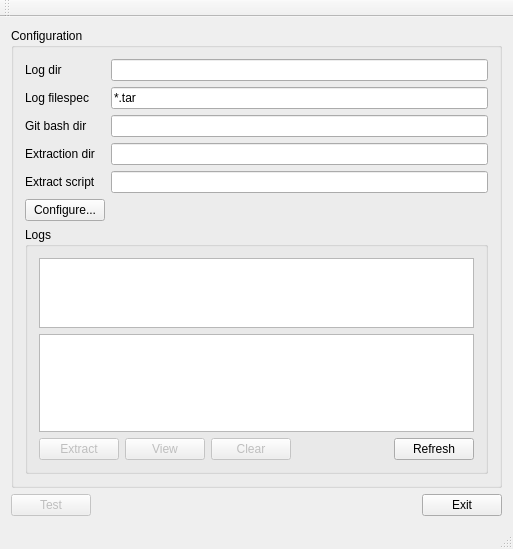
Old version of the form archive-manager/mainwindow.ui in the repository hgroover/uni-gui-tools.
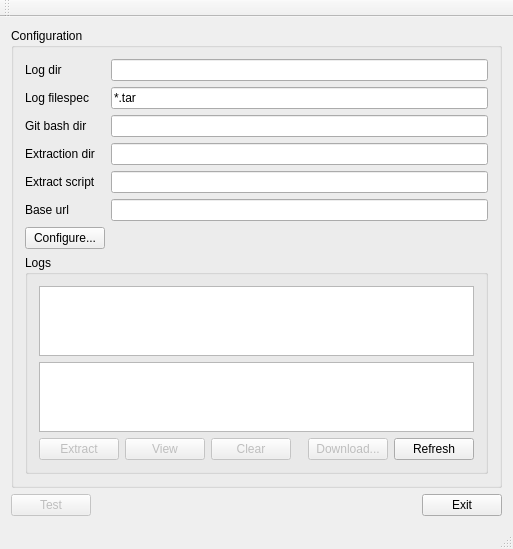
New version of the form.

Diff of the .ui file:
```diff
--- a/archive-manager/mainwindow.ui
+++ b/archive-manager/mainwindow.ui
@@ -57,7 +57,7 @@
            </property>
           </widget>
          </item>
-         <item row="5" column="0">
+         <item row="6" column="0">
           <widget class="QPushButton" name="btnConfigure">
            <property name="toolTip">
             <string>Open configuration dialog</string>
@@ -115,6 +115,20 @@
            </property>
           </widget>
          </item>
+         <item row="5" column="0">
+          <widget class="QLabel" name="lblBaseUrl">
+           <property name="text">
+            <string>Base url</string>
+           </property>
+          </widget>
+         </item>
+         <item row="5" column="1">
+          <widget class="QLineEdit" name="txtBaseUrl">
+           <property name="readOnly">
+            <bool>true</bool>
+           </property>
+          </widget>
+         </item>
         </layout>
        </item>
        <item>
@@ -193,6 +207,19 @@
               </property>
              </spacer>
             </item>
+            <item>
+             <widget class="QPushButton" name="btnDownload">
+              <property name="enabled">
+               <bool>false</bool>
+              </property>
+              <property name="toolTip">
+               <string>Browse for logs to download</string>
+              </property>
+              <property name="text">
+               <string>Download...</string>
+              </property>
+             </widget>
+            </item>
             <item>
              <widget class="QPushButton" name="btnRefresh">
               <property name="text">
```
